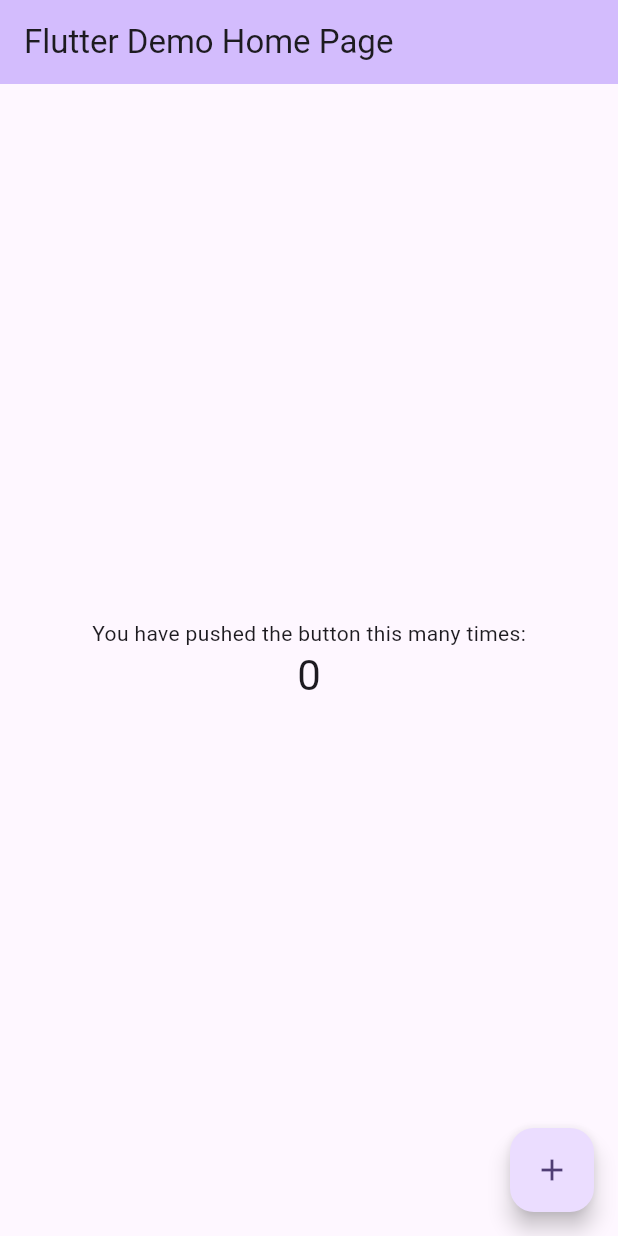
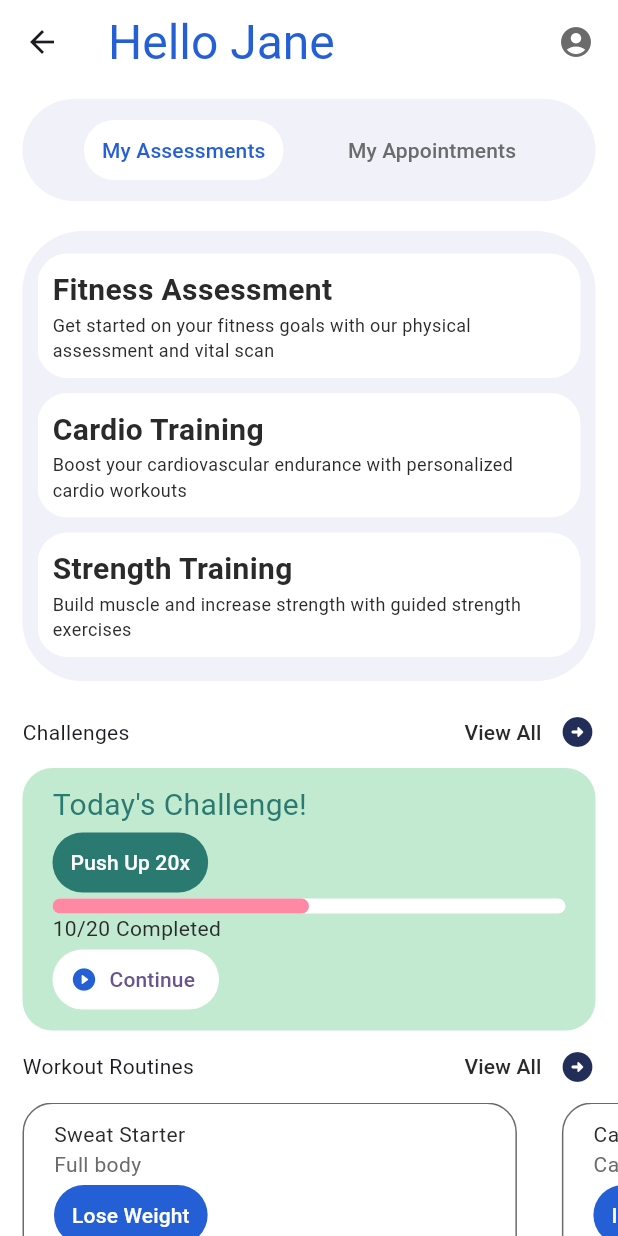
Before and after one commit to rahul-chaudhary/rootally-assignment, a Flutter app: the screen it shows after launch, on a phone screen of 412 x 824 dp. Run offline on Flutter 3.47's test engine with Material 3 defaults, Android fonts, the phone set to English and light mode, and no system bars.

Commit message:
Completed homepage

```diff
--- /dev/null
+++ b/lib/Screens/assessment_detail_page.dart
@@ -0,0 +1,58 @@
+import 'package:flutter/material.dart';
+
+import '../colors_container.dart';
+
+
+class AssessmentDetailPage extends StatefulWidget {
+  const AssessmentDetailPage({super.key});
+
+  @override
+  State<StatefulWidget> createState() => _AssessmentDetailPageState();
+
+}
+
+class _AssessmentDetailPageState extends State<AssessmentDetailPage> {
+  @override
+  Widget build(BuildContext context) {
+    return SafeArea(
+      child: Scaffold(
+
+        body: SingleChildScrollView(
+          child: Column(
+            children: <Widget>[
+            titleContainer(1),
+          Container(
+            width: double.infinity,
+              child: Container( ))
+
+            ],
+          ),
+        ),
+      ),
+    );
+  }
+
+  Container titleContainer(int flex) {
+    return Container(
+          width: double.infinity,
+          height: 350,
+          child: Container(
+            width: double.infinity,
+            decoration: const BoxDecoration(
+              gradient: RadialGradient(
+                colors: [ColorContainer.clrGreen1, ColorContainer.clrGreen2], // Colors in the gradient
+                center: Alignment.bottomCenter, // Center of the radial gradient
+                radius: 1, // Radius of the gradient
+              ),
+            ),
+            child: const Text(
+              'Assessment Details',
+              style: TextStyle(
+                fontSize: 20,
+                fontWeight: FontWeight.bold,
+              ),
+            ),
+          ),
+        );
+  }
+}
--- /dev/null
+++ b/lib/Screens/home_page.dart
@@ -0,0 +1,354 @@
+import 'package:flutter/material.dart';
+import 'package:rootally_assignment/model/workout_routine.dart';
+import '../colors_container.dart';
+import '../model/appointment.dart';
+import '../model/fitness_challenge.dart';
+import '../model/tab_selected.dart';
+
+class HomePage extends StatefulWidget {
+  const HomePage({super.key, required this.title});
+
+  final String title;
+
+  @override
+  State<HomePage> createState() => _HomePageState();
+}
+
+class _HomePageState extends State<HomePage> {
+  TabSelected _tabSelected = TabSelected.assessments;
+  bool _isAssessmentTabSelected = true;
+  bool _isAppointmentTabSelected = false;
+
+  void _changeTabSelected() {
+    setState(() {
+      _tabSelected = _tabSelected;
+
+      if (_tabSelected == TabSelected.assessments) {
+        _isAssessmentTabSelected = true;
+        _isAppointmentTabSelected = false;
+      } else {
+        _isAssessmentTabSelected = false;
+        _isAppointmentTabSelected = true;
+      }
+    });
+  }
+
+  @override
+  Widget build(BuildContext context) {
+    return Scaffold(
+      backgroundColor: ColorContainer.clrWhite,
+      appBar: AppBar(
+        backgroundColor: ColorContainer.clrWhite,
+        title: topAppBarRow(context),
+      ),
+      body: SingleChildScrollView(
+        child: Column(
+          mainAxisAlignment: MainAxisAlignment.start,
+          crossAxisAlignment: CrossAxisAlignment.center,
+          children: <Widget>[
+            tabSelectorContainer(),
+            tabContentContainer(),
+            viewAllRowContainer(context, 'Challenges'),
+            todayChallengesContainer(),
+            viewAllRowContainer(context, 'Workout Routines'),
+            workoutRoutineBox(),
+
+            Text(
+              '$_tabSelected',
+              style: Theme.of(context).textTheme.headlineMedium,
+            ),
+          ],
+        ),
+      ),
+    );
+  }
+
+  SizedBox workoutRoutineBox() {
+    return SizedBox(
+            height: 150,
+            child: ListView.builder(
+                itemCount: workoutRoutinesList.length,
+                scrollDirection: Axis.horizontal,
+                itemBuilder: (context, index) {
+                  return workoutRoutineContainer(
+                      workoutRoutinesList[index].title,
+                      workoutRoutinesList[index].workoutType,
+                      workoutRoutinesList[index].workoutGoal,
+                      workoutRoutinesList[index].difficulty);
+                }),
+          );
+  }
+
+  Container workoutRoutineContainer(String workoutTitle, String workoutType, String workoutGoal, String difficulty) {
+    return Container(
+      width: MediaQuery.of(context).size.width * 0.8,
+      margin: const EdgeInsets.symmetric(vertical: 0, horizontal: 15),
+      padding: const EdgeInsets.symmetric(horizontal: 20, vertical: 10),
+      decoration: BoxDecoration(
+        color: ColorContainer.clrWhite,
+        border: Border.all(
+          color: ColorContainer.clrGray1,
+          width: 1,
+        ),
+        borderRadius: BorderRadius.circular(20),
+      ),
+      child: Column(
+        mainAxisAlignment: MainAxisAlignment.start,
+        crossAxisAlignment: CrossAxisAlignment.start,
+        children: <Widget>[
+          Text(
+            workoutTitle,
+            style: const TextStyle(color: ColorContainer.clrGray2),
+          ),
+          Text(
+            workoutType,
+            style: const TextStyle(color: ColorContainer.clrGray1),
+          ),
+          roundTxtButton(true, workoutGoal, ColorContainer.clrBlue1,
+              ColorContainer.clrWhite, () {}),
+          Text(
+            'Difficulty: $difficulty',
+            style: const TextStyle(color: ColorContainer.clrPink1),
+          ),
+        ],
+      ),
+    );
+  }
+
+  Container todayChallengesContainer() {
+    return Container(
+      margin: const EdgeInsets.symmetric(vertical: 0, horizontal: 15),
+      padding: const EdgeInsets.symmetric(horizontal: 20, vertical: 10),
+      decoration: BoxDecoration(
+        color: ColorContainer.clrGreen2,
+        borderRadius: BorderRadius.circular(20),
+      ),
+      child: Column(
+        mainAxisAlignment: MainAxisAlignment.start,
+        crossAxisAlignment: CrossAxisAlignment.start,
+        children: <Widget>[
+          const Text('Today\'s Challenge!',
+              style: TextStyle(
+                fontSize: 20,
+                color: ColorContainer.clrGreen1,
+              )),
+          roundTxtButton(true, 'Push Up 20x', ColorContainer.clrGreen1,
+              ColorContainer.clrWhite, () {}),
+          LinearProgressIndicator(
+            value: 0.5,
+            backgroundColor: ColorContainer.clrWhite,
+            valueColor:
+                const AlwaysStoppedAnimation<Color>(ColorContainer.clrPink1),
+            minHeight: 10,
+            borderRadius: BorderRadius.circular(20),
+          ),
+          const Text('10/20 Completed',
+              style: TextStyle(
+                color: ColorContainer.clrGray2,
+              )),
+          TextButton.icon(
+              onPressed: () {},
+              label: const Text('Continue'),
+              icon: const Icon(
+                Icons.play_circle_fill_rounded,
+                color: ColorContainer.clrBlue1,
+              ),
+              style: ButtonStyle(
+                backgroundColor:
+                    WidgetStateProperty.all<Color>(ColorContainer.clrWhite),
+                shape: WidgetStateProperty.all<RoundedRectangleBorder>(
+                  RoundedRectangleBorder(
+                    borderRadius: BorderRadius.circular(40),
+                  ),
+                ),
+              ))
+        ],
+      ),
+    );
+  }
+
+  Container viewAllRowContainer(BuildContext context, String title) {
+    return Container(
+      margin: const EdgeInsets.symmetric(vertical: 0, horizontal: 15),
+      child: Row(
+        mainAxisAlignment: MainAxisAlignment.start,
+        children: <Widget>[
+          Text(title),
+          const Spacer(),
+          TextButton(
+            onPressed: () {
+              Navigator.pushNamed(context, '/assessment');
+            },
+            child: const Text('View All',
+                style: TextStyle(color: ColorContainer.clrGray2)),
+          ),
+          const Icon(
+            Icons.arrow_circle_right_rounded,
+            color: ColorContainer.clrIndigo,
+          ),
+        ],
+      ),
+    );
+  }
+
+  Container tabContentContainer() {
+    return Container(
+      decoration: BoxDecoration(
+        color: ColorContainer.clrPurple1,
+        borderRadius: BorderRadius.circular(40),
+      ),
+      margin: const EdgeInsets.symmetric(vertical: 10, horizontal: 15),
+      padding: const EdgeInsets.all(10),
+      height: 300,
+      child: _tabSelected == TabSelected.assessments ? myAssessmentListView() : myAppointmentsListView(),
+    );
+  }
+
+  GridView myAppointmentsListView() {
+    return GridView.builder(
+        gridDelegate: const SliverGridDelegateWithFixedCrossAxisCount(
+          crossAxisCount: 2,
+          crossAxisSpacing: 10,
+          mainAxisSpacing: 10,
+          childAspectRatio: 1,
+        ),
+        itemCount: appointmentList.length,
+        itemBuilder: (context, index) {
+          return Container(
+            height: 100,
+            width: 100,
+            color: ColorContainer.clrWhite,
+            child: Column(
+              mainAxisAlignment: MainAxisAlignment.center,
+              crossAxisAlignment: CrossAxisAlignment.center,
+              children: <Widget>[
+                appointmentList[index].icon,
+                Text(appointmentList[index].title),
+              ],
+            ),
+          );
+        });
+  }
+
+  ListView myAssessmentListView() {
+    return ListView.builder(
+        itemCount: fitnessChallengesList.length,
+        itemBuilder: (context, index) {
+          return InkWell(
+            onTap: () {
+            Navigator.pushNamed(context, '/assessment');
+            },
+            child: Container(
+              padding: const EdgeInsets.all(10),
+              margin: const EdgeInsets.symmetric(vertical: 5, horizontal: 0),
+              decoration: BoxDecoration(
+                color: ColorContainer.clrWhite,
+                borderRadius: BorderRadius.circular(20),
+              ),
+              child: Column(
+                mainAxisAlignment: MainAxisAlignment.start,
+                crossAxisAlignment: CrossAxisAlignment.start,
+                children: <Widget>[
+                  Text(fitnessChallengesList[index].title, style: const TextStyle(color: ColorContainer.clrGray2, fontWeight: FontWeight.bold, fontSize: 20),),
+                  Text(fitnessChallengesList[index].description, style: const TextStyle(color: ColorContainer.clrGray2, fontWeight: FontWeight.normal, fontSize: 12),),
+                ],
+              ),
+            ),
+          );
+        });
+  }
+
+  Container tabSelectorContainer() {
+    return Container(
+      margin: const EdgeInsets.symmetric(vertical: 10, horizontal: 15),
+      padding: const EdgeInsets.all(10),
+      decoration: BoxDecoration(
+        color: ColorContainer.clrPurple1,
+        borderRadius: BorderRadius.circular(40),
+      ),
+      child: Row(
+        mainAxisAlignment: MainAxisAlignment.spaceEvenly,
+        children: <Widget>[
+          tabTxtButton(_isAssessmentTabSelected, 'My Assessments', () {
+            setState(() {
+              _tabSelected = TabSelected.assessments;
+              _changeTabSelected();
+            });
+          }),
+          tabTxtButton(_isAppointmentTabSelected, 'My Appointments', () {
+            setState(() {
+              _tabSelected = TabSelected.appointments;
+              _changeTabSelected();
+            });
+          }),
+        ],
+      ),
+    );
+  }
+
+  TextButton roundTxtButton(bool isEnabled, String btnText, Color btnBgClr,
+      Color btnTxtClr, VoidCallback onPressed) {
+    var btnTxtColor = isEnabled ? btnTxtClr : ColorContainer.clrGray1;
+    var btnBgColor = isEnabled ? btnBgClr : ColorContainer.clrPurple1;
+    return TextButton(
+      onPressed: onPressed,
+      style: ButtonStyle(
+        backgroundColor: WidgetStateProperty.all<Color>(btnBgColor),
+        shape: WidgetStateProperty.all<RoundedRectangleBorder>(
+          RoundedRectangleBorder(
+            borderRadius: BorderRadius.circular(40),
+          ),
+        ),
+      ),
+      child: Text(
+        btnText,
+        style: TextStyle(
+          color: btnTxtColor,
+        ),
+      ),
+    );
+  }
+
+  TextButton tabTxtButton(
+      bool isEnabled, String btnText, VoidCallback onPressed) {
+    var btnTxtColor =
+        isEnabled ? ColorContainer.clrBlue1 : ColorContainer.clrGray1;
+    var btnBgColor =
+        isEnabled ? ColorContainer.clrWhite : ColorContainer.clrPurple1;
+    return TextButton(
+      onPressed: onPressed,
+      style: ButtonStyle(
+        backgroundColor: WidgetStateProperty.all<Color>(btnBgColor),
+        shape: WidgetStateProperty.all<RoundedRectangleBorder>(
+          RoundedRectangleBorder(
+            borderRadius: BorderRadius.circular(40),
+          ),
+        ),
+      ),
+      child: Text(
+        btnText,
+        style: TextStyle(
+          color: btnTxtColor,
+        ),
+      ),
+    );
+  }
+
+  Row topAppBarRow(BuildContext context) {
+    return Row(
+      mainAxisAlignment: MainAxisAlignment.spaceBetween,
+      children: [
+        Text(
+          widget.title,
+          style: Theme.of(context).textTheme.headlineLarge?.copyWith(
+                color: ColorContainer.clrBlue1,
+              ),
+        ),
+        const Icon(
+          Icons.account_circle_rounded,
+          color: ColorContainer.clrGray1,
+        ),
+      ],
+    );
+  }
+}
--- /dev/null
+++ b/lib/colors_container.dart
@@ -0,0 +1,14 @@
+import 'package:flutter/material.dart';
+
+class ColorContainer {
+  static const Color clrWhite = Color(0xffffffff);
+  static const Color clrBlue1 = Color(0xff255fd5);
+  static const Color clrIndigo = Color(0xff222e58);
+  static const Color clrPurple1 = Color(0xfff0f1f9);
+  static const Color clrGray1 = Color(0xff6b6b6b);
+  static const Color clrGray2 = Color(0xff2a2a2a);
+  static const Color clrPink1 = Color(0xffff88a5);
+  static const Color clrGreen1 = Color(0xff2b7a71);
+  static const Color clrGreen2 = Color(0xffc1ead1);
+  static const Color clrBlack = Color(0xff000000);
+}
--- a/lib/main.dart
+++ b/lib/main.dart
@@ -1,71 +1,28 @@
 import 'package:flutter/material.dart';
+import 'Screens/assessment_detail_page.dart';
+import 'Screens/home_page.dart';
 
 void main() {
-  runApp(const MyApp());
+  runApp(const RootallyApp());
 }
 
-class MyApp extends StatelessWidget {
-  const MyApp({super.key});
+class RootallyApp extends StatelessWidget {
+  const RootallyApp({super.key});
 
   @override
   Widget build(BuildContext context) {
     return MaterialApp(
-      title: 'Flutter Demo',
+      title: 'Rootally AI',
       theme: ThemeData(
         colorScheme: ColorScheme.fromSeed(seedColor: Colors.deepPurple),
         useMaterial3: true,
       ),
-      home: const MyHomePage(title: 'Flutter Demo Home Page'),
+      home: const HomePage(title: 'Hello Jane'),
+      initialRoute: '/home',
+      routes: {
+        '/home': (context) => const HomePage(title: 'Hello Jane'),
+        '/assessment': (context) => const AssessmentDetailPage(),
+      },
     );
   }
 }
-
-class MyHomePage extends StatefulWidget {
-  const MyHomePage({super.key, required this.title});
-
-  final String title;
-
-  @override
-  State<MyHomePage> createState() => _MyHomePageState();
-}
-
-class _MyHomePageState extends State<MyHomePage> {
-  int _counter = 0;
-
-  void _incrementCounter() {
-    setState(() {
-      _counter++;
-    });
-  }
-
-  @override
-  Widget build(BuildContext context) {
-    return Scaffold(
-      appBar: AppBar(
-        backgroundColor: Theme.of(context).colorScheme.inversePrimary,
-        title: Text(widget.title),
-      ),
-      body: Center(
-
-        child: Column(
-
-          mainAxisAlignment: MainAxisAlignment.center,
-          children: <Widget>[
-            const Text(
-              'You have pushed the button this many times:',
-            ),
-            Text(
-              '$_counter',
-              style: Theme.of(context).textTheme.headlineMedium,
-            ),
-          ],
-        ),
-      ),
-      floatingActionButton: FloatingActionButton(
-        onPressed: _incrementCounter,
-        tooltip: 'Increment',
-        child: const Icon(Icons.add),
-    ),
-    );
-  }
-}
--- /dev/null
+++ b/lib/model/appointment.dart
@@ -0,0 +1,24 @@
+import 'package:flutter/cupertino.dart';
+
+class Appointment {
+  final Icon icon;
+  final String title;
+
+  Appointment({required this.icon, required this.title});
+}
+
+//List of 3 appointments
+List<Appointment> appointmentList = [
+  Appointment(
+    icon: const Icon(CupertinoIcons.doc_circle),
+    title: "Cancer 2nd opinion",
+  ),
+  Appointment(
+    icon: const Icon(CupertinoIcons.calendar_today),
+    title: "Physiotherapy Appointment",
+  ),
+  Appointment(
+    icon: const Icon(CupertinoIcons.heart_circle),
+    title: "Fitness Appointment",
+  ),
+];
--- /dev/null
+++ b/lib/model/fitness_challenge.dart
@@ -0,0 +1,50 @@
+class FitnessChallenge {
+  final String title;
+  final String description;
+
+  FitnessChallenge({required this.title, required this.description});
+}
+
+// List of 10 entries
+List<FitnessChallenge> fitnessChallengesList = [
+  FitnessChallenge(
+    title: "Fitness Assessment",
+    description: "Get started on your fitness goals with our physical assessment and vital scan",
+  ),
+  FitnessChallenge(
+    title: "Cardio Training",
+    description: "Boost your cardiovascular endurance with personalized cardio workouts",
+  ),
+  FitnessChallenge(
+    title: "Strength Training",
+    description: "Build muscle and increase strength with guided strength exercises",
+  ),
+  FitnessChallenge(
+    title: "Flexibility Training",
+    description: "Improve your flexibility with tailored stretching and yoga routines",
+  ),
+  FitnessChallenge(
+    title: "Body Composition Analysis",
+    description: "Track your body fat percentage and muscle mass with our in-depth analysis",
+  ),
+  FitnessChallenge(
+    title: "Nutrition Plan",
+    description: "Receive a personalized nutrition plan to complement your fitness regime",
+  ),
+  FitnessChallenge(
+    title: "Posture Correction",
+    description: "Improve your posture and reduce muscle strain with expert guidance",
+  ),
+  FitnessChallenge(
+    title: "HIIT Workouts",
+    description: "High-intensity interval training for maximum calorie burn in minimal time",
+  ),
+  FitnessChallenge(
+    title: "Recovery Sessions",
+    description: "Enhance recovery with foam rolling, stretching, and active rest exercises",
+  ),
+  FitnessChallenge(
+    title: "Mental Well-being",
+    description: "Improve mental health with mindfulness practices, meditation, and relaxation techniques",
+  ),
+];
--- /dev/null
+++ b/lib/model/tab_selected.dart
@@ -0,0 +1,6 @@
+
+
+enum TabSelected {
+  assessments,
+  appointments
+}
--- /dev/null
+++ b/lib/model/workout_routine.dart
@@ -0,0 +1,77 @@
+class WorkoutRoutine {
+  final String title;
+  final String workoutType;
+  final String workoutGoal;
+  final String difficulty;
+
+  WorkoutRoutine({
+    required this.title,
+    required this.workoutType,
+    required this.workoutGoal,
+    required this.difficulty,
+  });
+}
+
+// List of 10 workout routines
+List<WorkoutRoutine> workoutRoutinesList = [
+  WorkoutRoutine(
+    title: "Sweat Starter",
+    workoutType: "Full body",
+    workoutGoal: "Lose Weight",
+    difficulty: "Medium",
+  ),
+  WorkoutRoutine(
+    title: "Cardio Blast",
+    workoutType: "Cardio",
+    workoutGoal: "Improve Endurance",
+    difficulty: "High",
+  ),
+  WorkoutRoutine(
+    title: "Core Strength",
+    workoutType: "Core",
+    workoutGoal: "Build Strength",
+    difficulty: "Medium",
+  ),
+  WorkoutRoutine(
+    title: "Leg Day",
+    workoutType: "Lower body",
+    workoutGoal: "Build Muscle",
+    difficulty: "Hard",
+  ),
+  WorkoutRoutine(
+    title: "HIIT Burner",
+    workoutType: "High Intensity Interval Training",
+    workoutGoal: "Burn Fat",
+    difficulty: "High",
+  ),
+  WorkoutRoutine(
+    title: "Yoga Flow",
+    workoutType: "Flexibility",
+    workoutGoal: "Increase Flexibility",
+    difficulty: "Easy",
+  ),
+  WorkoutRoutine(
+    title: "Upper Body Pump",
+    workoutType: "Upper body",
+    workoutGoal: "Build Strength",
+    difficulty: "Medium",
+  ),
+  WorkoutRoutine(
+    title: "Endurance Builder",
+    workoutType: "Cardio",
+    workoutGoal: "Increase Stamina",
+    difficulty: "Medium",
+  ),
+  WorkoutRoutine(
+    title: "Full Body Stretch",
+    workoutType: "Stretching",
+    workoutGoal: "Improve Mobility",
+    difficulty: "Easy",
+  ),
+  WorkoutRoutine(
+    title: "Strength Circuit",
+    workoutType: "Full body",
+    workoutGoal: "Build Strength",
+    difficulty: "Hard",
+  ),
+];
```
Also changed, not shown: 1 other file.
